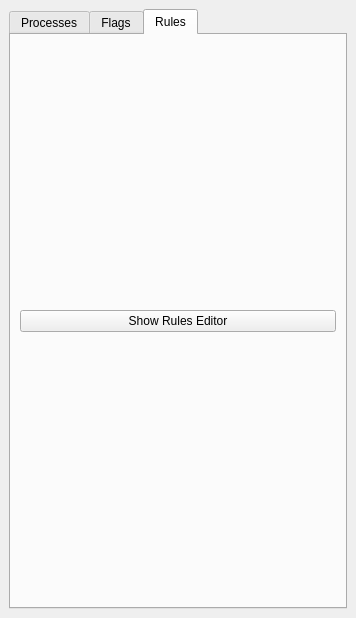
The window that ValidationTools/validation_toolbox.ui (dsgoficial/DsgTools) describes before a commit, drawn with Qt 5.
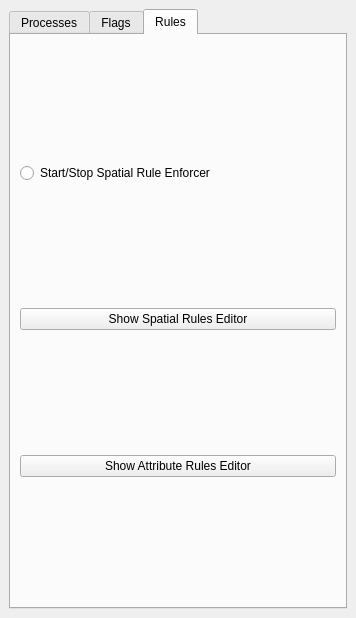
The same window after the commit. The open tabs and pages were chosen to show the change.

Commit message: first prototypes on attributes rules

What changed in the file:
```diff
--- a/ValidationTools/validation_toolbox.ui
+++ b/ValidationTools/validation_toolbox.ui
@@ -163,10 +163,24 @@
         <string>Rules</string>
        </attribute>
        <layout class="QGridLayout" name="gridLayout_4">
-        <item row="0" column="0">
+        <item row="1" column="0">
          <widget class="QPushButton" name="rulesEditorButton">
           <property name="text">
-           <string>Show Rules Editor</string>
+           <string>Show Spatial Rules Editor</string>
+          </property>
+         </widget>
+        </item>
+        <item row="0" column="0">
+         <widget class="QRadioButton" name="ruleEnforcerRadio">
+          <property name="text">
+           <string>Start/Stop Spatial Rule Enforcer</string>
+          </property>
+         </widget>
+        </item>
+        <item row="2" column="0">
+         <widget class="QPushButton" name="attributeRulesEditorPushButton">
+          <property name="text">
+           <string>Show Attribute Rules Editor</string>
           </property>
          </widget>
         </item>
```
The commit also changes 15 other files.
